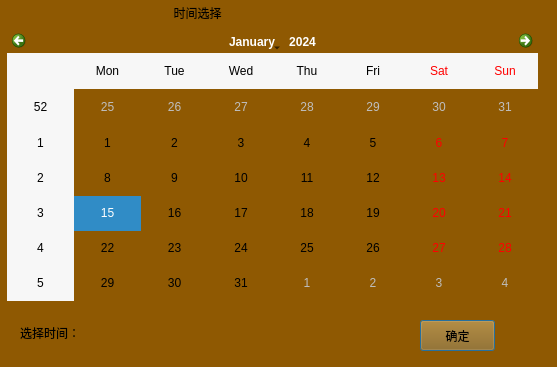
luozhiyong131/BusBar, file BusBar-Qt/logs/logcom/logcalendardlg.ui: the form before one commit.
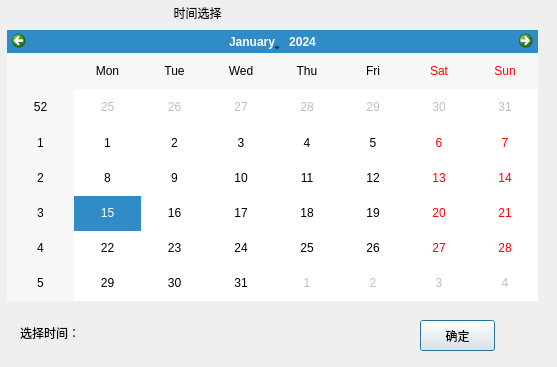
The form after the commit.

```diff
--- a/BusBar-Qt/logs/logcom/logcalendardlg.ui
+++ b/BusBar-Qt/logs/logcom/logcalendardlg.ui
@@ -14,7 +14,7 @@
    <string>Dialog</string>
   </property>
   <property name="styleSheet">
-   <string notr="true">background-color: rgb(143, 89, 2);</string>
+   <string notr="true"/>
   </property>
   <widget class="QLabel" name="label">
    <property name="geometry">
```
